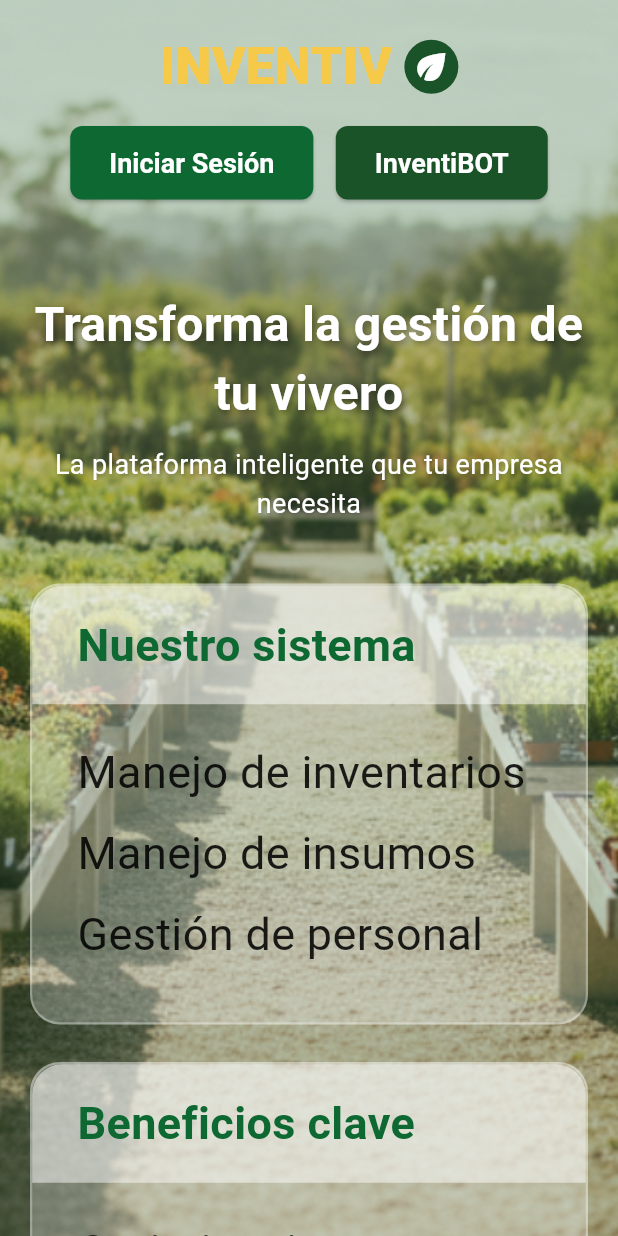
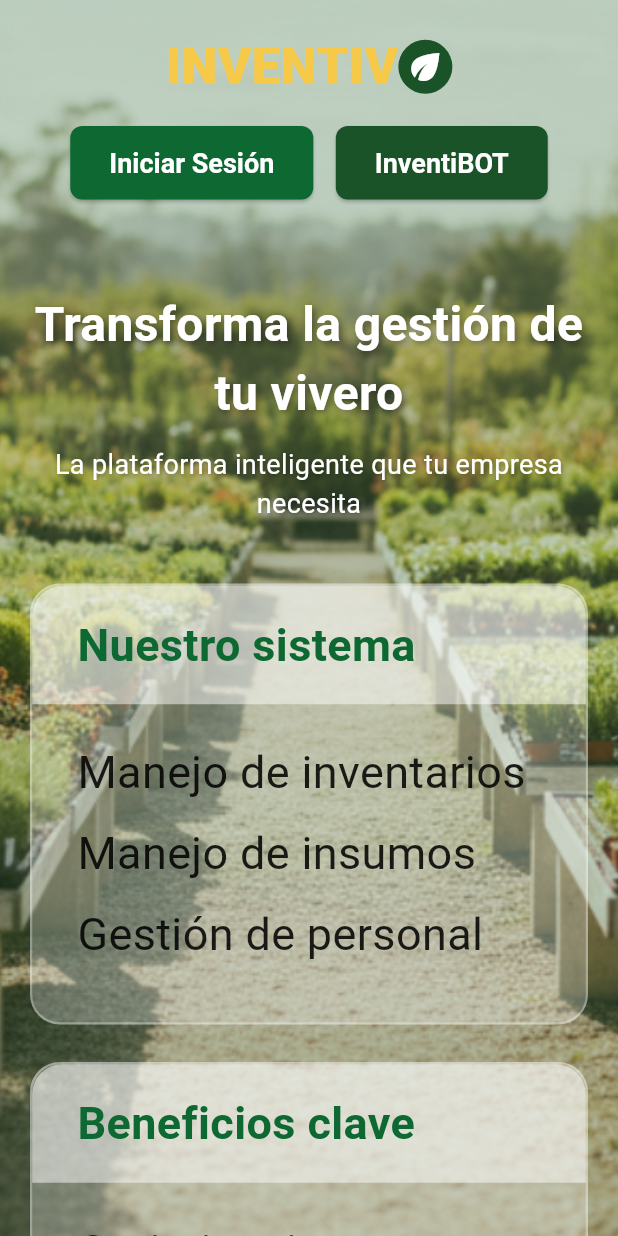
Before and after one commit to natalia482/inventivo_viveros, a Flutter app: the screen it shows after launch, on a phone screen of 412 x 824 dp. Run offline on Flutter 3.47's test engine with Material 3 defaults, Android fonts, the phone set to English and light mode, and no system bars; Roboto replaces fonts that are missing (Poppins).

Commit message:
Header Home OK

```diff
--- a/lib/main.dart
+++ b/lib/main.dart
@@ -1,6 +1,6 @@
 import 'package:flutter/material.dart';
 import 'package:inventivo_viveros/home_page.dart';
-
+import 'package:inventivo_viveros/login_screen.dart';
 
 void main() {
   runApp(const MyApp());
@@ -11,10 +11,15 @@ class MyApp extends StatelessWidget {
 
   @override
   Widget build(BuildContext context) {
-    return const MaterialApp(
+    return MaterialApp(
       debugShowCheckedModeBanner: false,
-      title:  'INVENTIVO',
-      home: HomePage(),
+      title: 'INVENTIVO',
+      initialRoute: '/',
+      routes: {
+        '/': (context) => const HomePage(),
+        '/login': (context) => const LoginPage(),
+      },
+      //home: const HomePage(),
     );
   }
 }
--- a/lib/register_screen.dart
+++ b/lib/register_screen.dart
@@ -47,10 +47,6 @@ class RegisterScreen extends StatelessWidget {
                       children: [
                         _buildInputField(Icons.person, "Nombres", width: fieldWidth),
                         _buildInputField(Icons.person, "Apellidos", width: fieldWidth),
-                        _buildInputField(Icons.assignment, "Tipo de documento",
-                            width: fieldWidth),
-                        _buildInputField(Icons.credit_card, "Número de documento",
-                            width: fieldWidth),
                         _buildInputField(Icons.location_city, "Ciudad", width: fieldWidth),
                         _buildInputField(Icons.email, "Correo electrónico",
                             width: fieldWidth),
--- a/lib/widgets/header_section_home.dart
+++ b/lib/widgets/header_section_home.dart
@@ -1,4 +1,5 @@
 import 'package:flutter/material.dart';
+import 'package:inventivo_viveros/home_page.dart';
 import '../login_screen.dart'; // Ajusta el import según tu estructura
 
 class InventivoHeader extends StatelessWidget {
@@ -8,7 +9,12 @@ class InventivoHeader extends StatelessWidget {
 
   @override
   Widget build(BuildContext context) {
-    final logo = Row(
+    // 1. Envolver la estructura del logo en un GestureDetector
+    final logo = GestureDetector(
+      onTap: () {
+        Navigator.pushReplacementNamed(context, '/');
+      },
+      child: Row(
         mainAxisSize: MainAxisSize.min,
         children: [
           Text(
@@ -20,7 +26,6 @@ class InventivoHeader extends StatelessWidget {
               fontWeight: FontWeight.w900,
             ),
           ),
-        const SizedBox(width: 8),
           Container(
             width: isMobile ? 36 : 50,
             height: isMobile ? 36 : 50,
@@ -31,8 +36,10 @@ class InventivoHeader extends StatelessWidget {
             child: const Icon(Icons.eco, color: Colors.white, size: 28),
           ),
         ],
+      ),
     );
 
+    // ... (El resto del código sigue igual)
     final buttons = Row(
       mainAxisSize: MainAxisSize.min,
       children: [
```
Lines whose indentation alone changed are shown as unchanged.
